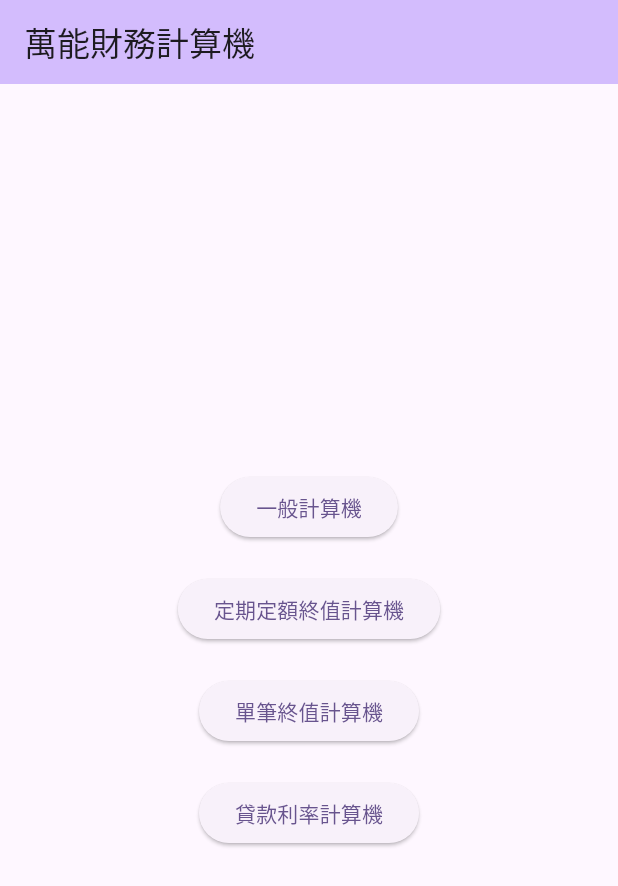
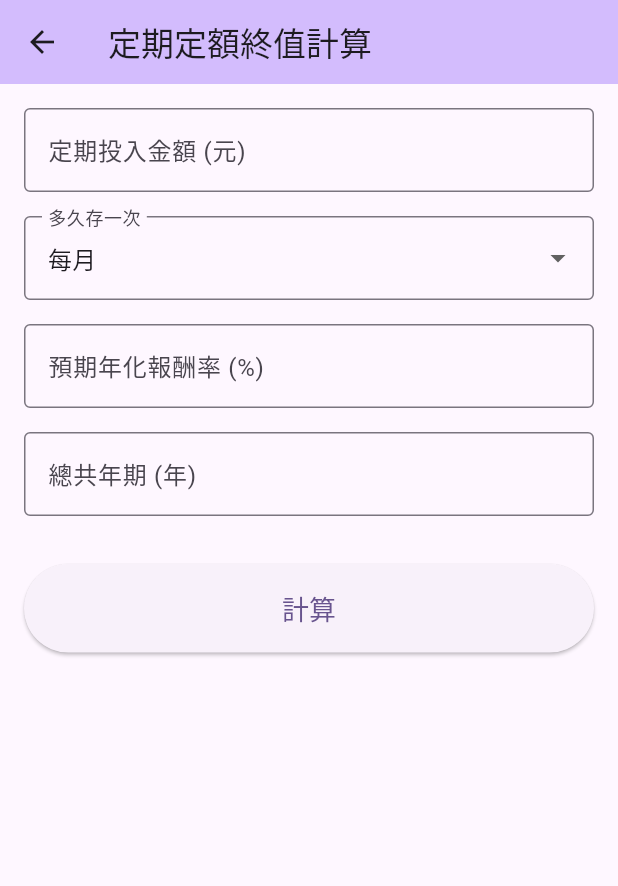
Before and after one commit to PoYuHan/finance_calculator, a Flutter app: the screen it shows after launch, after a tap on "定期定額終值計算機", on a phone screen of 412 x 824 dp. Shown: the top 886 px of the screen. Run offline on Flutter 3.47's test engine with Material 3 defaults, Android fonts, the phone set to English and light mode, and no system bars.

Commit message:
feat: Implement logic for recurring investment calculator

```diff
--- a/lib/main.dart
+++ b/lib/main.dart
@@ -2,6 +2,7 @@
 import 'package:flutter/material.dart';
 import 'screens/standard_calculator_screen.dart';
 import 'screens/lump_sum_calculator_screen.dart';
+import 'screens/recurring_investment_calculator_screen.dart';
 
 // main 函式是我們 App 的入口點，就像房子的總開關
 void main() {
@@ -67,7 +68,10 @@ class MainMenuScreen extends StatelessWidget {
 
             ElevatedButton(
               onPressed: () {
-
+                Navigator.push(
+                context,
+                MaterialPageRoute(builder: (context) => const RecurringInvestmentCalculatorScreen()),
+              );
               },
               child: const Text('定期定額終值計算機'),
             ),
--- /dev/null
+++ b/lib/screens/recurring_investment_calculator_screen.dart
@@ -0,0 +1,181 @@
+import 'package:flutter/material.dart';
+import 'dart:math';
+import 'package:intl/intl.dart'; // 引入我們剛剛新增的數字格式化套件
+
+// 【新概念】enum (列舉):
+// 我們用 enum 來定義一組固定的常數。這裡用來代表「投資頻率」。
+// 這樣可以避免直接使用字串 '每月', '每年'，讓程式碼更安全、更清晰。
+enum InvestmentFrequency { monthly, yearly }
+
+class RecurringInvestmentCalculatorScreen extends StatefulWidget {
+  const RecurringInvestmentCalculatorScreen({super.key});
+
+  @override
+  State<RecurringInvestmentCalculatorScreen> createState() =>
+      _RecurringInvestmentCalculatorScreenState();
+}
+
+class _RecurringInvestmentCalculatorScreenState
+    extends State<RecurringInvestmentCalculatorScreen> {
+  // 控制器們
+  final _amountController = TextEditingController();
+  final _rateController = TextEditingController();
+  final _yearsController = TextEditingController();
+
+  // 狀態變數
+  InvestmentFrequency _frequency = InvestmentFrequency.monthly; // 預設頻率為「每月」
+  String _result = '';
+
+  // 計算邏輯，暫時留空
+void _calculate() {
+    // 1. 讀取並驗證輸入值
+    final double? amount = double.tryParse(_amountController.text);
+    final double? annualRate = double.tryParse(_rateController.text);
+    final int? years = int.tryParse(_yearsController.text);
+
+    if (amount == null || annualRate == null || years == null) {
+      setState(() {
+        _result = '請輸入所有有效的數值';
+      });
+      return;
+    }
+
+    // 2. 根據投資頻率，計算出「每一期的利率 r」和「總期數 n」
+    double ratePerPeriod; // 每一期的利率 (r)
+    int numberOfPeriods;  // 總期數 (n)
+
+    if (_frequency == InvestmentFrequency.monthly) {
+      // 如果是每月投資
+      ratePerPeriod = (annualRate / 100) / 12; // 年利率要換算成月利率
+      numberOfPeriods = years * 12; // 年期要換算成月數
+    } else {
+      // 如果是每年投資
+      ratePerPeriod = annualRate / 100;
+      numberOfPeriods = years;
+    }
+
+    // 3. 執行年金終值公式
+    double futureValue;
+    if (ratePerPeriod == 0) {
+      // 如果利率為 0，直接用乘法計算，避免除以零
+      futureValue = amount * numberOfPeriods;
+    } else {
+      // FV = P * [((1 + r)^n - 1) / r]
+      futureValue = amount * ((pow(1 + ratePerPeriod, numberOfPeriods) - 1) / ratePerPeriod);
+    }
+
+    // 4. 格式化輸出並更新畫面
+    final formatter = NumberFormat('#,##0', 'en_US');
+    final frequencyText = _frequency == InvestmentFrequency.monthly ? '每月' : '每年';
+
+    setState(() {
+      _result =
+        '持續 $years 年，\n'
+        '$frequencyText投入 ${formatter.format(amount)} 元，\n'
+        '在年化報酬率 $annualRate% 的情況下，\n'
+        '您的資產總值約為\n'
+        '${formatter.format(futureValue)} 元';
+    });
+  }
+
+  @override
+  Widget build(BuildContext context) {
+    return Scaffold(
+      appBar: AppBar(
+        title: const Text('定期定額終值計算'),
+        backgroundColor: Theme.of(context).colorScheme.inversePrimary,
+      ),
+      body: SingleChildScrollView(
+        padding: const EdgeInsets.all(16.0),
+        child: Column(
+          crossAxisAlignment: CrossAxisAlignment.stretch,
+          children: <Widget>[
+            TextField(
+              controller: _amountController,
+              decoration: const InputDecoration(
+                labelText: '定期投入金額 (元)',
+                border: OutlineInputBorder(),
+              ),
+              keyboardType: const TextInputType.numberWithOptions(decimal: true),
+            ),
+            const SizedBox(height: 16),
+
+            // 【新概念】DropdownButtonFormField:
+            // 這是一個結合了下拉選單和表單欄位優點的 Widget。
+            DropdownButtonFormField<InvestmentFrequency>(
+              value: _frequency, // 目前選中的值
+              decoration: const InputDecoration(
+                labelText: '多久存一次',
+                border: OutlineInputBorder(),
+              ),
+              // items 是下拉選單中的所有選項
+              items: const [
+                DropdownMenuItem(
+                  value: InvestmentFrequency.monthly,
+                  child: Text('每月'),
+                ),
+                DropdownMenuItem(
+                  value: InvestmentFrequency.yearly,
+                  child: Text('每年'),
+                ),
+              ],
+              // onChanged 當使用者選擇新選項時會被觸發
+              onChanged: (InvestmentFrequency? newValue) {
+                if (newValue != null) {
+                  setState(() {
+                    _frequency = newValue; // 更新狀態
+                  });
+                }
+              },
+            ),
+            const SizedBox(height: 16),
+
+            TextField(
+              controller: _rateController,
+              decoration: const InputDecoration(
+                labelText: '預期年化報酬率 (%)',
+                border: OutlineInputBorder(),
+              ),
+              keyboardType: const TextInputType.numberWithOptions(decimal: true),
+            ),
+            const SizedBox(height: 16),
+
+            TextField(
+              controller: _yearsController,
+              decoration: const InputDecoration(
+                labelText: '總共年期 (年)',
+                border: OutlineInputBorder(),
+              ),
+              keyboardType: TextInputType.number,
+            ),
+            const SizedBox(height: 32),
+
+            ElevatedButton(
+              onPressed: _calculate,
+              style: ElevatedButton.styleFrom(
+                padding: const EdgeInsets.symmetric(vertical: 16),
+                textStyle: const TextStyle(fontSize: 18),
+              ),
+              child: const Text('計算'),
+            ),
+            const SizedBox(height: 32),
+
+            Text(
+              _result,
+              textAlign: TextAlign.center,
+              style: const TextStyle(fontSize: 24, fontWeight: FontWeight.bold),
+            ),
+          ],
+        ),
+      ),
+    );
+  }
+
+  @override
+  void dispose() {
+    _amountController.dispose();
+    _rateController.dispose();
+    _yearsController.dispose();
+    super.dispose();
+  }
+}
```
